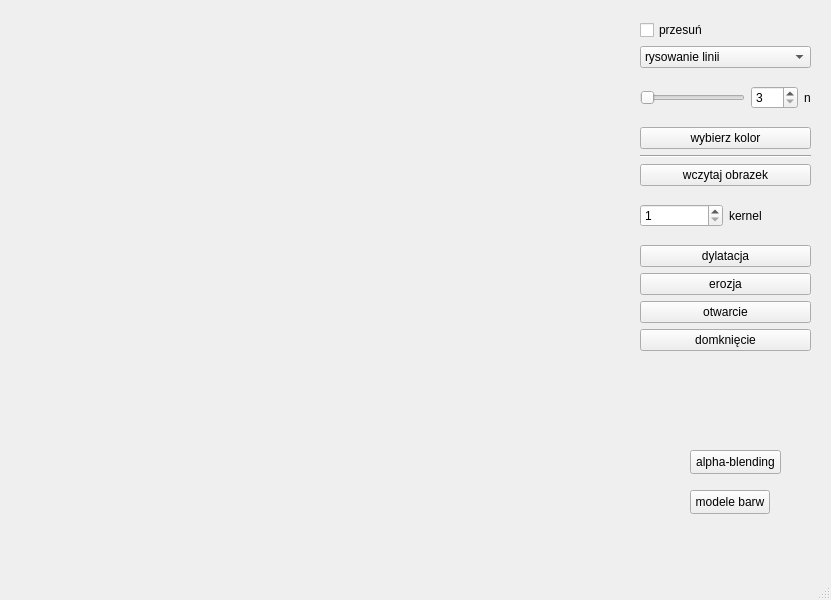
Above: mainwindow.ui from daszkiewiczk/piksel before the change. Below: the same form after it.
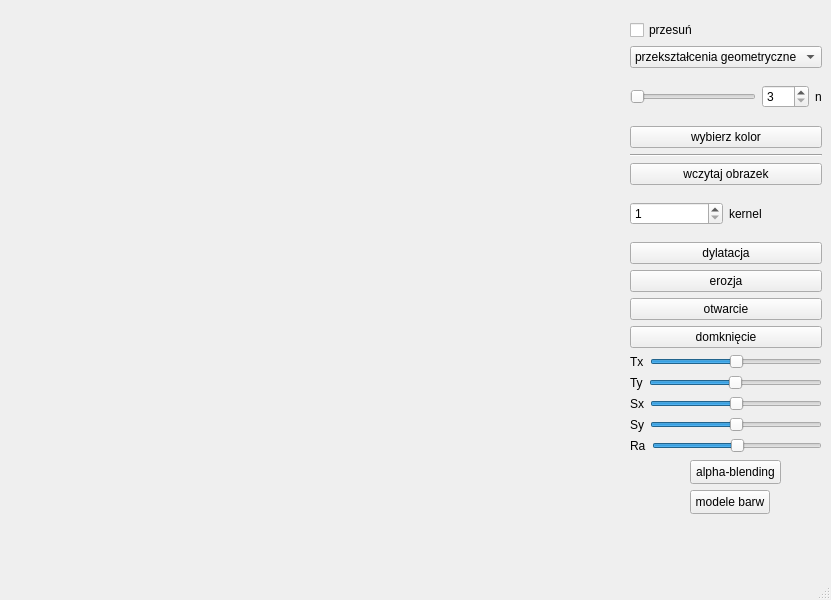
That is the form after the change. Custom widgets are drawn as their Qt base class.

The edit to the form file:
```diff
--- a/mainwindow.ui
+++ b/mainwindow.ui
@@ -37,15 +37,30 @@
      <string>modele barw</string>
     </property>
    </widget>
+   <widget class="QPushButton" name="alphaBlendingButton">
+    <property name="geometry">
+     <rect>
+      <x>690</x>
+      <y>460</y>
+      <width>91</width>
+      <height>24</height>
+     </rect>
+    </property>
+    <property name="text">
+     <string>alpha-blending</string>
+    </property>
+   </widget>
    <widget class="QWidget" name="layoutWidget">
     <property name="geometry">
      <rect>
-      <x>640</x>
+      <x>630</x>
       <y>20</y>
-      <width>171</width>
-      <height>331</height>
+      <width>192</width>
+      <height>433</height>
      </rect>
     </property>
+    <layout class="QVBoxLayout" name="verticalLayout_3">
+     <item>
     <layout class="QVBoxLayout" name="verticalLayout_2">
      <item>
       <layout class="QVBoxLayout" name="verticalLayout">
@@ -58,6 +73,9 @@
        </item>
        <item>
         <widget class="QComboBox" name="comboBox">
+           <property name="currentIndex">
+            <number>7</number>
+           </property>
          <item>
           <property name="text">
            <string>rysowanie linii</string>
@@ -93,6 +111,11 @@
            <string>scanline fill</string>
           </property>
          </item>
+           <item>
+            <property name="text">
+             <string>przekształcenia geometryczne</string>
+            </property>
+           </item>
         </widget>
        </item>
        <item>
@@ -199,19 +222,128 @@
       </widget>
      </item>
     </layout>
-   </widget>
-   <widget class="QPushButton" name="alphaBlendingButton">
-    <property name="geometry">
-     <rect>
-      <x>690</x>
-      <y>450</y>
-      <width>91</width>
-      <height>24</height>
-     </rect>
-    </property>
+     </item>
+     <item>
+      <layout class="QHBoxLayout" name="horizontalLayout">
+       <item>
+        <widget class="QLabel" name="label">
+         <property name="text">
+          <string>Tx</string>
+         </property>
+        </widget>
+       </item>
+       <item>
+        <widget class="QSlider" name="txSlider">
+         <property name="minimum">
+          <number>-250</number>
+         </property>
+         <property name="maximum">
+          <number>250</number>
+         </property>
+         <property name="orientation">
+          <enum>Qt::Horizontal</enum>
+         </property>
+        </widget>
+       </item>
+      </layout>
+     </item>
+     <item>
+      <layout class="QHBoxLayout" name="horizontalLayout_5">
+       <item>
+        <widget class="QLabel" name="label_5">
     <property name="text">
-     <string>alpha-blending</string>
-    </property>
+          <string>Ty</string>
+         </property>
+        </widget>
+       </item>
+       <item>
+        <widget class="QSlider" name="tySlider">
+         <property name="minimum">
+          <number>-250</number>
+         </property>
+         <property name="maximum">
+          <number>250</number>
+         </property>
+         <property name="orientation">
+          <enum>Qt::Horizontal</enum>
+         </property>
+        </widget>
+       </item>
+      </layout>
+     </item>
+     <item>
+      <layout class="QHBoxLayout" name="horizontalLayout_4">
+       <item>
+        <widget class="QLabel" name="label_4">
+         <property name="text">
+          <string>Sx</string>
+         </property>
+        </widget>
+       </item>
+       <item>
+        <widget class="QSlider" name="sxSlider">
+         <property name="minimum">
+          <number>-100</number>
+         </property>
+         <property name="maximum">
+          <number>100</number>
+         </property>
+         <property name="orientation">
+          <enum>Qt::Horizontal</enum>
+         </property>
+        </widget>
+       </item>
+      </layout>
+     </item>
+     <item>
+      <layout class="QHBoxLayout" name="horizontalLayout_3">
+       <item>
+        <widget class="QLabel" name="label_2">
+         <property name="text">
+          <string>Sy</string>
+         </property>
+        </widget>
+       </item>
+       <item>
+        <widget class="QSlider" name="sySlider">
+         <property name="minimum">
+          <number>-100</number>
+         </property>
+         <property name="maximum">
+          <number>100</number>
+         </property>
+         <property name="orientation">
+          <enum>Qt::Horizontal</enum>
+         </property>
+        </widget>
+       </item>
+      </layout>
+     </item>
+     <item>
+      <layout class="QHBoxLayout" name="horizontalLayout_2">
+       <item>
+        <widget class="QLabel" name="label_3">
+         <property name="text">
+          <string>Ra</string>
+         </property>
+        </widget>
+       </item>
+       <item>
+        <widget class="QSlider" name="raSlider">
+         <property name="minimum">
+          <number>-180</number>
+         </property>
+         <property name="maximum">
+          <number>180</number>
+         </property>
+         <property name="orientation">
+          <enum>Qt::Horizontal</enum>
+         </property>
+        </widget>
+       </item>
+      </layout>
+     </item>
+    </layout>
    </widget>
   </widget>
   <widget class="QMenuBar" name="menubar">
```
Lines whose indentation alone changed are shown as unchanged.
